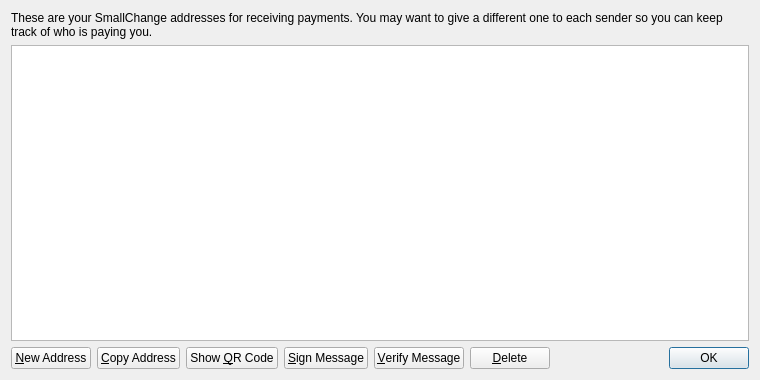
Qt form src/qt/forms/addressbookpage.ui (tibcoin/test) before a commit.
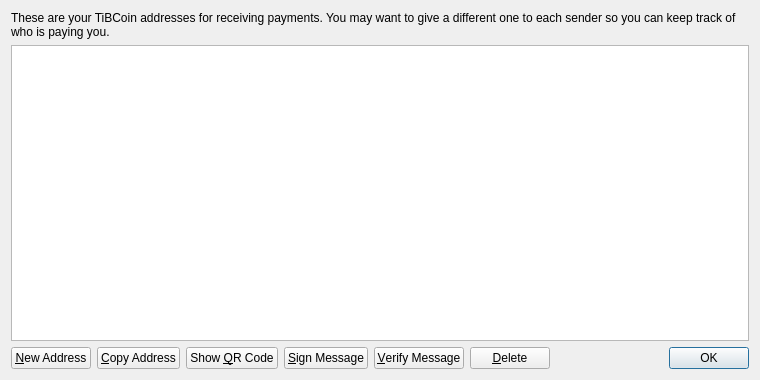
The same form after that commit. Icons and pictures are not drawn.

Patch:
```diff
--- a/src/qt/forms/addressbookpage.ui
+++ b/src/qt/forms/addressbookpage.ui
@@ -17,7 +17,7 @@
    <item>
     <widget class="QLabel" name="labelExplanation">
      <property name="text">
-      <string>These are your SmallChange addresses for receiving payments. You may want to give a different one to each sender so you can keep track of who is paying you.</string>
+      <string>These are your TiBCoin addresses for receiving payments. You may want to give a different one to each sender so you can keep track of who is paying you.</string>
      </property>
      <property name="textFormat">
       <enum>Qt::PlainText</enum>
```
